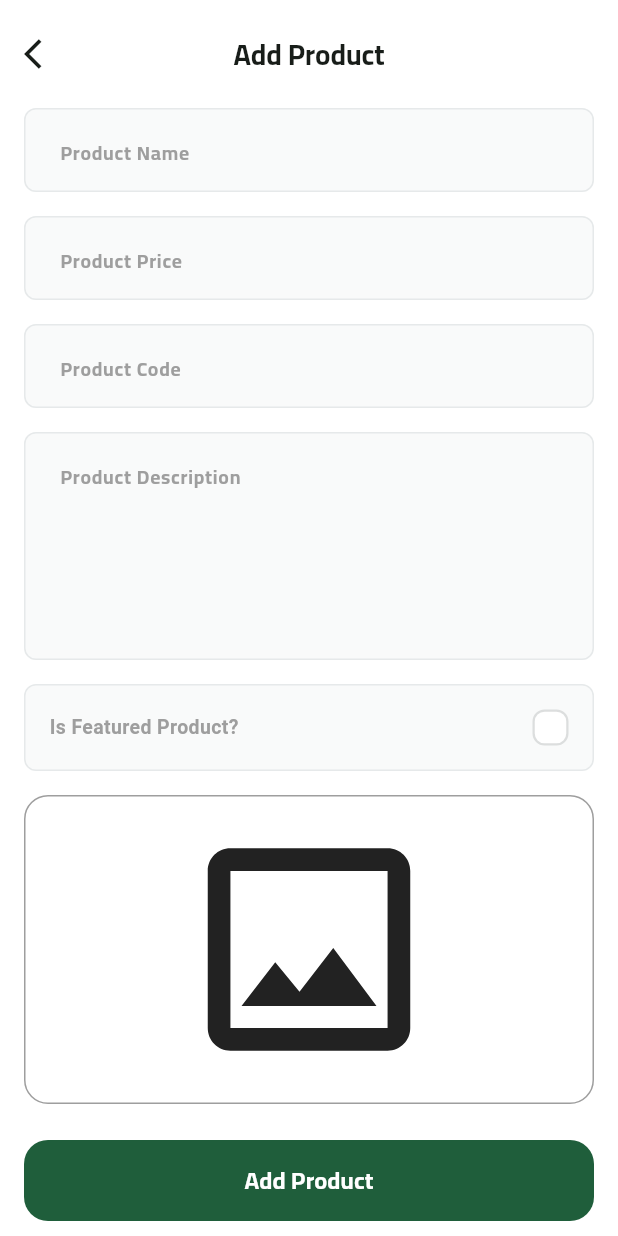
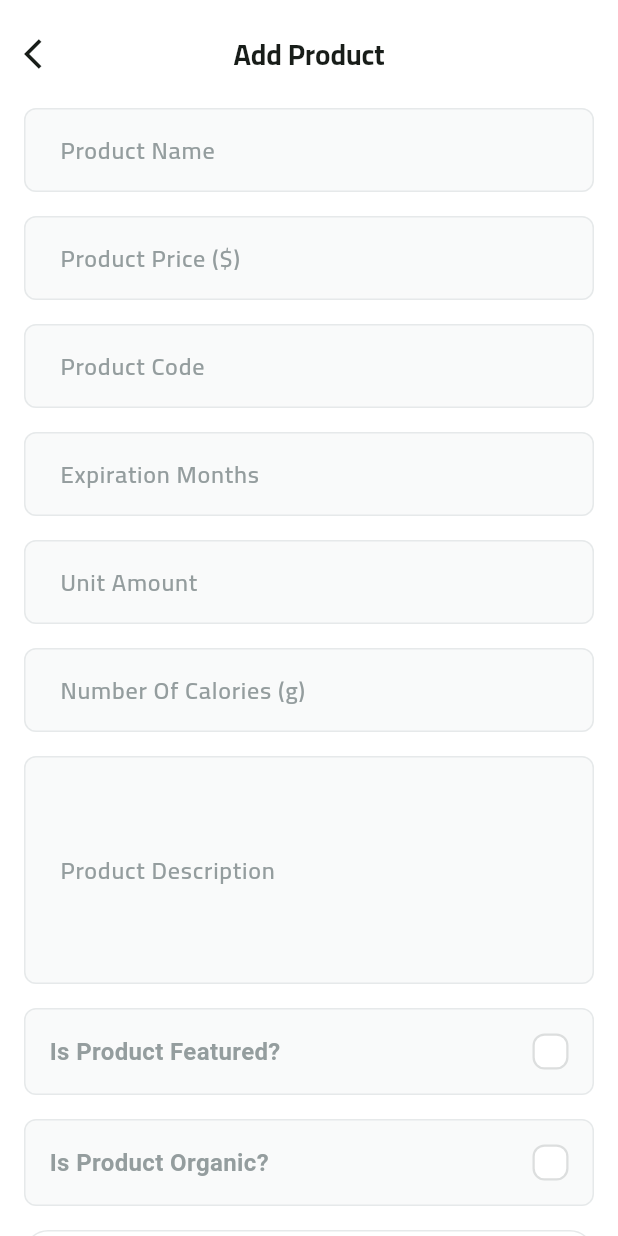
Before and after one commit to AhmedKhaled8907/fruit_hub_dashboard, a Flutter app: the AddProductView screen opened by its route, on a phone screen of 412 x 824 dp. Run offline on Flutter 3.47's test engine with Material 3 defaults, Android fonts, the light colour scheme and no system bars; drawn by our look-alikes of modal_progress_hud_nsn, skeletonizer; our stand-ins replace cloud_firestore, dartz, firebase_core, firebase_storage, flutter_bloc, flutter_svg and 2 more; accounts and stored records are empty; project files that could hold a hidden picture were left out.

Commit message:
Add additional data to fruit product part

```diff
--- /dev/null
+++ b/devtools_options.yaml
@@ -0,0 +1,3 @@
+description: This file stores settings for Dart & Flutter DevTools.
+documentation: https://docs.flutter.dev/tools/devtools/extensions#configure-extension-enablement-states
+extensions:
--- a/lib/core/repos/product_repo/product_repo.dart
+++ b/lib/core/repos/product_repo/product_repo.dart
@@ -1,10 +1,10 @@
 import 'package:dartz/dartz.dart';
 import 'package:fruit_hub_dashboard/core/errors/failure.dart';
 
-import '../../../features/add_product/domain/entities/add_product_input_entity.dart';
+import '../../../features/add_product/domain/entities/product_entity.dart';
 
 abstract class ProductRepo {
   Future<Either<Failure, void>> addProduct(
-    AddProductInputEntity addProductInputEntity,
+    ProductEntity addProductInputEntity,
   );
 }
--- a/lib/core/services/fire_storage.dart
+++ b/lib/core/services/fire_storage.dart
@@ -10,10 +10,7 @@ class FireStorage implements StorageService {
   Future<String> uploadFile(String path, File file) async {
     String fileName = b.basename(file.path);
 
-    String extensionName = b.extension(file.path);
-
-    var fileReference =
-        storageReference.child('$path/$fileName.$extensionName');
+    var fileReference = storageReference.child('$path/$fileName');
 
     await fileReference.putFile(file);
 
--- a/lib/core/utils/app_colors.dart
+++ b/lib/core/utils/app_colors.dart
@@ -2,7 +2,7 @@ import 'package:flutter/material.dart';
 
 abstract class AppColors {
   static const Color primaryColor = Color(0xff1f5e3b);
-  static const Color greyColor = Color(0xff4E5556);
+  static Color greyColor = const Color(0xff949D9E);
   static const Color lightGreyColor = Color(0xff949D9E);
   static const Color lightPrimaryColor = Color(0xFF2D9F5D);
   static const Color secondaryColor = Color(0xFFF4A91F);
--- a/lib/core/widgets/custom_text_form_field.dart
+++ b/lib/core/widgets/custom_text_form_field.dart
@@ -7,15 +7,14 @@ class CustomTextFormField extends StatelessWidget {
   const CustomTextFormField({
     super.key,
     required this.hintText,
-    required this.keyboardType,
+    required this.textInputType,
     this.onSaved,
     this.obscureText = false,
-    // required this.validator,
     this.maxLines = 1,
   });
 
   final String hintText;
-  final TextInputType? keyboardType;
+  final TextInputType? textInputType;
   final void Function(String?)? onSaved;
   final int? maxLines;
   final bool obscureText;
@@ -32,16 +31,16 @@ class CustomTextFormField extends StatelessWidget {
         }
         return null;
       },
-      keyboardType: keyboardType,
+      keyboardType: textInputType,
       style: TextStyles.semiBold16,
       decoration: InputDecoration(
         contentPadding: const EdgeInsets.symmetric(
           horizontal: 20,
           vertical: 16,
         ),
-        hintText: hintText,
-        hintStyle: TextStyles.bold13.copyWith(
-          color: Colors.grey.shade500,
+        labelText: hintText,
+        labelStyle: TextStyles.semiBold16.copyWith(
+          color: AppColors.greyColor,
         ),
         filled: true,
         fillColor: AppColors.textFormFieldColor,
--- a/lib/features/add_product/domain/entities/add_product_input_entity.dart
+++ /dev/null
@@ -1,21 +0,0 @@
-import 'dart:io';
-
-class AddProductInputEntity {
-  final String name;
-  final String code;
-  final String description;
-  final num price;
-  final bool isFeatured;
-  final File image;
-  String? imageUrl;
-
-  AddProductInputEntity({
-    required this.name,
-    required this.code,
-    required this.description,
-    required this.price,
-    required this.isFeatured,
-    required this.image,
-    this.imageUrl,
-  });
-}
--- /dev/null
+++ b/lib/features/add_product/domain/entities/product_entity.dart
@@ -0,0 +1,32 @@
+// ignore_for_file: public_member_api_docs, sort_constructors_first
+import 'dart:io';
+
+class ProductEntity {
+  final String name;
+  final String code;
+  final String description;
+  final num price;
+  final bool isFeatured;
+  final File image;
+  String? imageUrl;
+  final int expirationsMonths;
+  final bool isOrganic;
+  final int numberOfCalories;
+  final num avgRating = 0;
+  final num ratingCount = 0;
+  final int unitAmount;
+
+  ProductEntity({
+    required this.name,
+    required this.code,
+    required this.description,
+    required this.price,
+    required this.isFeatured,
+    required this.image,
+    this.imageUrl,
+    required this.expirationsMonths,
+    required this.isOrganic,
+    required this.numberOfCalories,
+    required this.unitAmount,
+  });
+}
--- a/lib/features/add_product/presentation/cubits/cubit/add_product_cubit.dart
+++ b/lib/features/add_product/presentation/cubits/cubit/add_product_cubit.dart
@@ -3,7 +3,7 @@ import 'package:flutter_bloc/flutter_bloc.dart';
 import 'package:fruit_hub_dashboard/core/repos/images_repo/images_repo.dart';
 import 'package:fruit_hub_dashboard/core/repos/product_repo/product_repo.dart';
 
-import '../../../domain/entities/add_product_input_entity.dart';
+import '../../../domain/entities/product_entity.dart';
 
 part 'add_product_state.dart';
 
@@ -14,7 +14,7 @@ class AddProductCubit extends Cubit<AddProductState> {
   final ImagesRepo imagesRepo;
   final ProductRepo productsRepo;
 
-  Future<void> addProduct(AddProductInputEntity entity) async {
+  Future<void> addProduct(ProductEntity entity) async {
     emit(AddProductLoading());
     var result = await imagesRepo.uploadImage(entity.image);
     result.fold(
--- a/lib/features/add_product/presentation/views/widgets/add_product_view_body.dart
+++ b/lib/features/add_product/presentation/views/widgets/add_product_view_body.dart
@@ -4,9 +4,10 @@ import 'package:flutter/material.dart';
 import 'package:flutter_bloc/flutter_bloc.dart';
 import 'package:fruit_hub_dashboard/core/widgets/custom_button.dart';
 import 'package:fruit_hub_dashboard/core/widgets/custom_text_form_field.dart';
-import 'package:fruit_hub_dashboard/features/add_product/domain/entities/add_product_input_entity.dart';
+import 'package:fruit_hub_dashboard/features/add_product/domain/entities/product_entity.dart';
 import 'package:fruit_hub_dashboard/features/add_product/presentation/cubits/cubit/add_product_cubit.dart';
-import 'package:fruit_hub_dashboard/features/add_product/presentation/views/widgets/is_featured.dart';
+import 'package:fruit_hub_dashboard/features/add_product/presentation/views/widgets/is_featured_check_box.dart';
+import 'package:fruit_hub_dashboard/features/add_product/presentation/views/widgets/is_organic_check_box.dart';
 
 import 'image_field.dart';
 
@@ -22,9 +23,11 @@ class _AddProductViewBodyState extends State<AddProductViewBody> {
   AutovalidateMode autovalidateMode = AutovalidateMode.disabled;
 
   late String name, code, description;
-  late num price;
+  late num price, expirationMonths, numberOfCalories, unitAmount;
   File? image;
   bool isFeatured = false;
+  bool isOrganic = false;
+
   @override
   Widget build(BuildContext context) {
     return SingleChildScrollView(
@@ -39,74 +42,96 @@ class _AddProductViewBodyState extends State<AddProductViewBody> {
           child: Column(
             children: [
               CustomTextFormField(
+                hintText: 'Product Name',
                 onSaved: (value) {
                   name = value!;
                 },
-                hintText: 'Product Name',
-                keyboardType: TextInputType.text,
+                textInputType: TextInputType.text,
               ),
-              const SizedBox(
-                height: 16,
-              ),
+              const SizedBox(height: 16),
               CustomTextFormField(
+                hintText: 'Product Price (\$)',
                 onSaved: (value) {
                   price = num.parse(value!);
                 },
-                hintText: 'Product Price',
-                keyboardType: TextInputType.number,
+                textInputType: TextInputType.number,
               ),
-              const SizedBox(
-                height: 16,
+              const SizedBox(height: 16),
+              CustomTextFormField(
+                hintText: 'Product Code',
+                onSaved: (value) {
+                  code = value!;
+                },
+                textInputType: TextInputType.text,
               ),
+              const SizedBox(height: 16),
               CustomTextFormField(
+                hintText: 'Expiration Months',
                 onSaved: (value) {
-                  code = value!.toLowerCase();
+                  expirationMonths = num.parse(value!);
                 },
-                hintText: 'Product Code',
-                keyboardType: TextInputType.number,
+                textInputType: TextInputType.number,
               ),
-              const SizedBox(
-                height: 16,
+              const SizedBox(height: 16),
+              CustomTextFormField(
+                hintText: 'Unit Amount',
+                onSaved: (value) {
+                  unitAmount = num.parse(value!);
+                },
+                textInputType: TextInputType.number,
               ),
+              const SizedBox(height: 16),
               CustomTextFormField(
+                hintText: 'Number Of Calories (g)',
+                onSaved: (value) {
+                  numberOfCalories = num.parse(value!);
+                },
+                textInputType: TextInputType.number,
+              ),
+              const SizedBox(height: 16),
+              CustomTextFormField(
+                hintText: 'Product Description',
                 onSaved: (value) {
                   description = value!;
                 },
-                hintText: 'Product Description',
-                keyboardType: TextInputType.text,
+                textInputType: TextInputType.text,
                 maxLines: 5,
               ),
-              const SizedBox(
-                height: 16,
-              ),
-              IsFeatured(
+              const SizedBox(height: 16),
+              IsFeaturedCheckBox(
                 onChanged: (value) {
                   isFeatured = value;
                 },
               ),
-              const SizedBox(
-                height: 16,
+              const SizedBox(height: 16),
+              IsOrganicCheckBox(
+                onChanged: (value) {
+                  isFeatured = value;
+                },
               ),
+              const SizedBox(height: 16),
               ImageField(
                 onFileChanged: (image) {
                   this.image = image;
                 },
               ),
-              const SizedBox(
-                height: 24,
-              ),
+              const SizedBox(height: 24),
               CustomButton(
                 onPressed: () {
                   if (image != null) {
                     if (_formKey.currentState!.validate()) {
                       _formKey.currentState!.save();
-                      AddProductInputEntity input = AddProductInputEntity(
+                      ProductEntity input = ProductEntity(
                         name: name,
                         code: code,
                         description: description,
                         price: price,
                         image: image!,
                         isFeatured: isFeatured,
+                        expirationsMonths: expirationMonths.toInt(),
+                        isOrganic: isOrganic,
+                        numberOfCalories: numberOfCalories.toInt(),
+                        unitAmount: unitAmount.toInt(),
                       );
 
                       context.read<AddProductCubit>().addProduct(input);
@@ -120,7 +145,7 @@ class _AddProductViewBodyState extends State<AddProductViewBody> {
                 },
                 text: 'Add Product',
               ),
-              const SizedBox(height: 24),
+              const SizedBox(height: 16),
             ],
           ),
         ),
--- a/lib/features/add_product/presentation/views/widgets/image_field.dart
+++ b/lib/features/add_product/presentation/views/widgets/image_field.dart
@@ -37,16 +37,20 @@ class _ImageFieldState extends State<ImageField> {
               height: MediaQuery.sizeOf(context).height * 0.25,
               width: double.infinity,
               decoration: BoxDecoration(
-                  borderRadius: BorderRadius.circular(
-                    16,
-                  ),
-                  border: Border.all(
-                    color: Colors.grey,
-                  )),
+                borderRadius: BorderRadius.circular(
+                  16,
+                ),
+                border: Border.all(
+                  color: const Color(0xffE6E9EA),
+                ),
+              ),
               child: fileImage != null
                   ? ClipRRect(
                       borderRadius: BorderRadius.circular(16),
-                      child: Image.file(fileImage!))
+                      child: Image.file(
+                        fileImage!,
+                      ),
+                    )
                   : const Icon(
                       Icons.image_outlined,
                       size: 180,
@@ -75,7 +79,10 @@ class _ImageFieldState extends State<ImageField> {
   Future<void> pickImage() async {
     final ImagePicker picker = ImagePicker();
 
-    final XFile? image = await picker.pickImage(source: ImageSource.gallery);
+    final XFile? image = await picker.pickImage(
+      source: ImageSource.gallery,
+    );
+
     fileImage = File(image!.path);
 
     widget.onFileChanged(fileImage!);
--- /dev/null
+++ b/lib/features/add_product/presentation/views/widgets/is_featured_check_box.dart
@@ -0,0 +1,61 @@
+import 'package:flutter/material.dart';
+import 'package:fruit_hub_dashboard/core/utils/app_colors.dart';
+import 'package:fruit_hub_dashboard/core/utils/app_text_styles.dart';
+import 'package:fruit_hub_dashboard/core/widgets/custom_check_box.dart';
+
+class IsFeaturedCheckBox extends StatefulWidget {
+  const IsFeaturedCheckBox({
+    super.key,
+    required this.onChanged,
+  });
+
+  final ValueChanged<bool> onChanged;
+
+  @override
+  State<IsFeaturedCheckBox> createState() => _IsFeaturedCheckBoxState();
+}
+
+class _IsFeaturedCheckBoxState extends State<IsFeaturedCheckBox> {
+  bool isTermsAccepted = false;
+
+  @override
+  Widget build(BuildContext context) {
+    return Container(
+      padding: const EdgeInsets.all(16),
+      decoration: BoxDecoration(
+        color: AppColors.textFormFieldColor,
+        borderRadius: BorderRadius.circular(8),
+        border: Border.all(
+          color: const Color(0xffE6E9EA),
+        ),
+      ),
+      child: Row(
+        mainAxisAlignment: MainAxisAlignment.spaceBetween,
+        children: [
+          Text.rich(
+            TextSpan(
+              children: [
+                TextSpan(
+                  text: 'Is Product Featured?',
+                  style: TextStyles.semiBold16.copyWith(
+                    color: AppColors.greyColor,
+                  ),
+                ),
+              ],
+            ),
+            textAlign: TextAlign.start,
+          ),
+          const SizedBox(width: 16),
+          CustomCheckBox(
+            isChecked: isTermsAccepted,
+            onChecked: (value) {
+              isTermsAccepted = value;
+              widget.onChanged(value);
+              setState(() {});
+            },
+          ),
+        ],
+      ),
+    );
+  }
+}
--- a/lib/features/add_product/presentation/views/widgets/is_featured.dart
+++ b/lib/features/add_product/presentation/views/widgets/is_organic_check_box.dart
@@ -3,8 +3,8 @@ import 'package:fruit_hub_dashboard/core/utils/app_colors.dart';
 import 'package:fruit_hub_dashboard/core/utils/app_text_styles.dart';
 import 'package:fruit_hub_dashboard/core/widgets/custom_check_box.dart';
 
-class IsFeatured extends StatefulWidget {
-  const IsFeatured({
+class IsOrganicCheckBox extends StatefulWidget {
+  const IsOrganicCheckBox({
     super.key,
     required this.onChanged,
   });
@@ -12,10 +12,10 @@ class IsFeatured extends StatefulWidget {
   final ValueChanged<bool> onChanged;
 
   @override
-  State<IsFeatured> createState() => _IsFeaturedState();
+  State<IsOrganicCheckBox> createState() => _IsOrganicCheckBoxState();
 }
 
-class _IsFeaturedState extends State<IsFeatured> {
+class _IsOrganicCheckBoxState extends State<IsOrganicCheckBox> {
   bool isTermsAccepted = false;
 
   @override
@@ -36,9 +36,9 @@ class _IsFeaturedState extends State<IsFeatured> {
             TextSpan(
               children: [
                 TextSpan(
-                  text: 'Is Featured Product?',
-                  style: TextStyles.bold13.copyWith(
-                    color: Colors.grey.shade500,
+                  text: 'Is Product Organic?',
+                  style: TextStyles.semiBold16.copyWith(
+                    color: AppColors.greyColor,
                   ),
                 ),
               ],
```
Also changed, not shown: lib/core/repos/product_repo/product_repo_impl.dart (+4 -4 lines), lib/features/add_product/data/models/add_product_input_model.dart (deleted, +0 -41 lines), lib/features/add_product/data/models/product_model.dart (added, +59 -0 lines).
